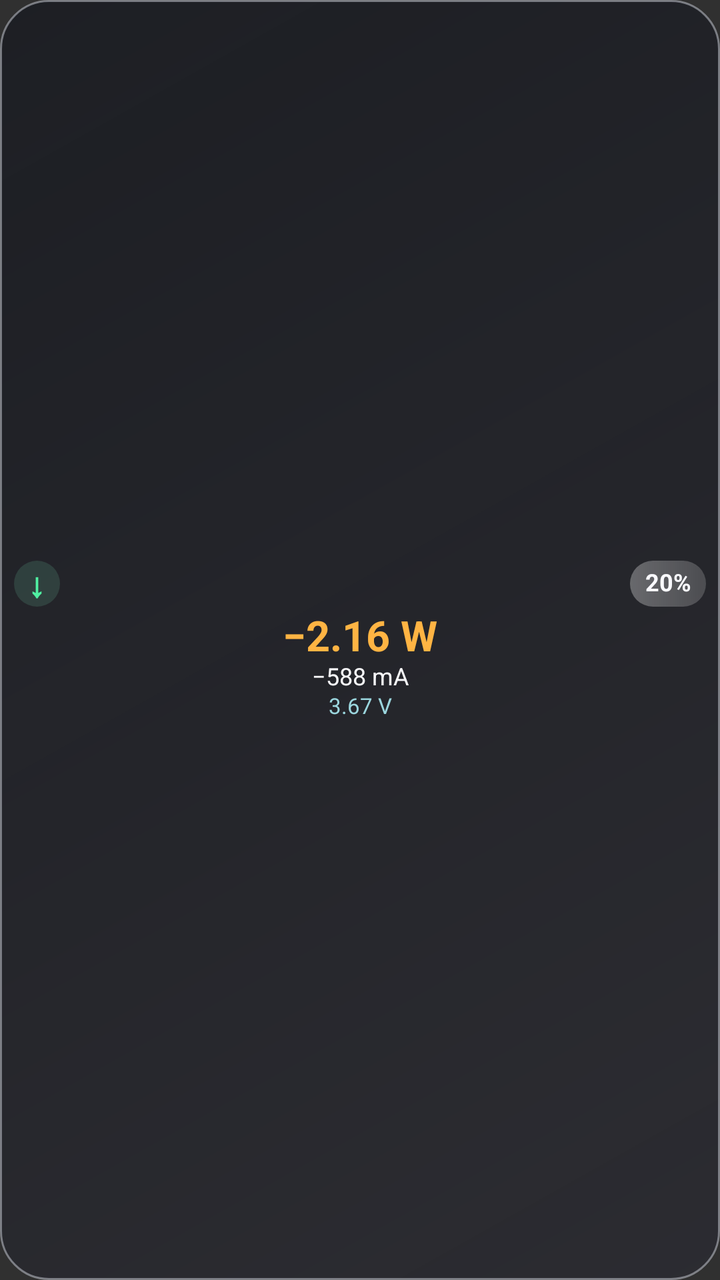
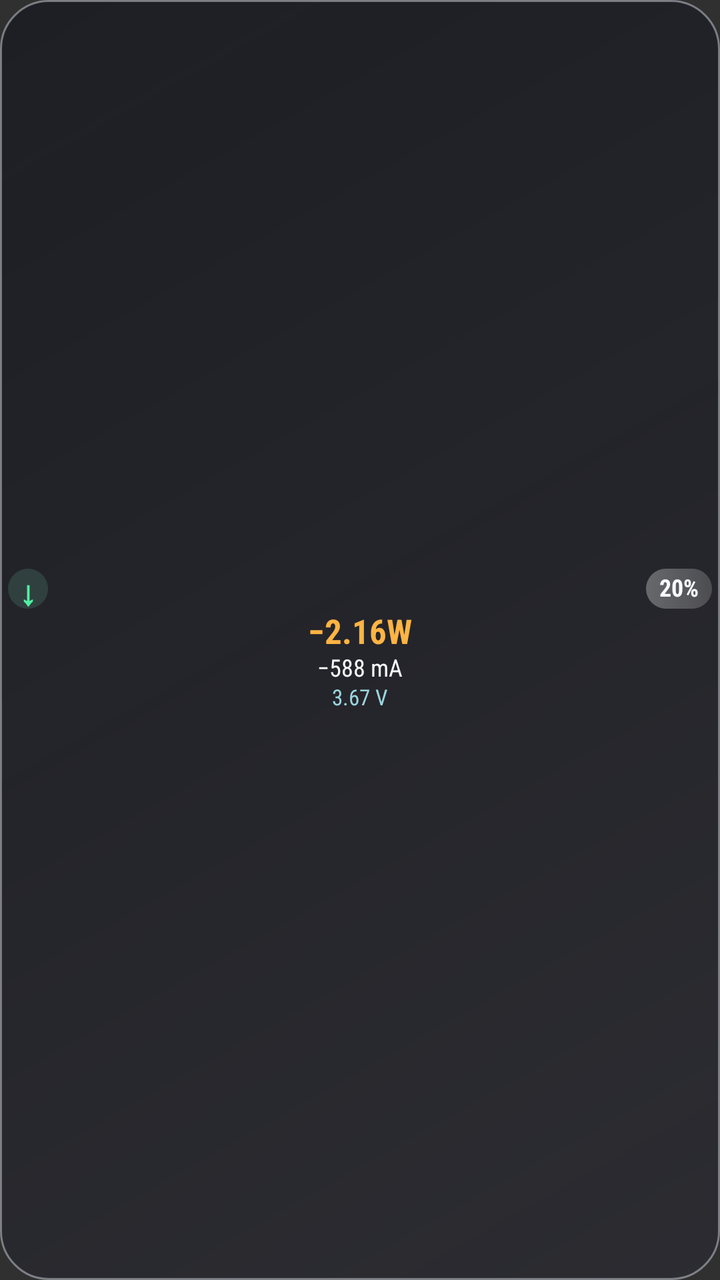

Two renders of the same Android screen: before a commit and after it. Below are the layout's source before the change and the commit's diff.
<!-- AndroidManifest.xml: application theme android:Theme.Material.NoActionBar -->
<!-- res/layout/widget_dark.xml -->
<?xml version="1.0" encoding="utf-8"?>
<LinearLayout xmlns:android="http://schemas.android.com/apk/res/android"
    android:id="@+id/widget_root"
    android:layout_width="match_parent"
    android:layout_height="match_parent"
    android:orientation="vertical"
    android:gravity="center"
    android:background="@drawable/widget_bg_dark"
    android:paddingStart="7dp"
    android:paddingEnd="7dp"
    android:paddingTop="6dp"
    android:paddingBottom="6dp">

    
    <LinearLayout
        android:layout_width="match_parent"
        android:layout_height="wrap_content"
        android:orientation="horizontal"
        android:gravity="center_vertical"
        android:paddingBottom="3dp">

        <TextView
            android:id="@+id/widget_status"
            android:layout_width="23dp"
            android:layout_height="23dp"
            android:background="@drawable/widget_status_circle"
            android:gravity="center"
            android:text="↓"
            android:textSize="17sp"
            android:textStyle="bold"
            android:textColor="#50F0A2"
            android:includeFontPadding="false"/>

        <TextView
            android:layout_width="0dp"
            android:layout_weight="1"
            android:layout_height="1dp"/>

        <TextView
            android:id="@+id/widget_level"
            android:layout_width="wrap_content"
            android:layout_height="23dp"
            android:minWidth="38dp"
            android:gravity="center"
            android:background="@drawable/widget_chip_dark"
            android:paddingStart="6dp"
            android:paddingEnd="6dp"
            android:text="20%"
            android:textColor="#FAFAFF"
            android:fontFamily="sans"
            android:textStyle="bold"
            android:textSize="12sp"
            android:includeFontPadding="false"/>
    </LinearLayout>

    
    <TextView
        android:id="@+id/widget_value"
        android:layout_width="match_parent"
        android:layout_height="wrap_content"
        android:minHeight="24dp"
        android:gravity="center"
        android:text="−2.16 W"
        android:textColor="#FFB443"
        android:fontFamily="sans"
        android:textStyle="bold"
        android:textSize="21sp"
        android:includeFontPadding="false"
        android:singleLine="true"
        android:ellipsize="end"
        android:autoSizeTextType="uniform"
        android:autoSizeMinTextSize="11sp"
        android:autoSizeMaxTextSize="21sp"
        android:autoSizeStepGranularity="1sp"/>

    <TextView
        android:id="@+id/widget_sub"
        android:layout_width="match_parent"
        android:layout_height="wrap_content"
        android:gravity="center"
        android:layout_marginTop="1dp"
        android:text="−588 mA"
        android:textColor="#F7F7F9"
        android:fontFamily="sans"
        android:textSize="12sp"
        android:includeFontPadding="false"
        android:singleLine="true"
        android:ellipsize="end"
        android:autoSizeTextType="uniform"
        android:autoSizeMinTextSize="9sp"
        android:autoSizeMaxTextSize="12sp"
        android:autoSizeStepGranularity="1sp"/>

    <TextView
        android:id="@+id/widget_voltage"
        android:layout_width="match_parent"
        android:layout_height="wrap_content"
        android:gravity="center"
        android:layout_marginTop="1dp"
        android:text="3.67 V"
        android:textColor="#9BD6DE"
        android:fontFamily="sans"
        android:textSize="11sp"
        android:includeFontPadding="false"
        android:singleLine="true"
        android:ellipsize="end"/>
</LinearLayout>
<!-- resources referenced by this layout -->
<resources>
  <!-- drawable widget_bg_dark (drawable) -->
  <?xml version="1.0" encoding="utf-8"?>
  <shape xmlns:android="http://schemas.android.com/apk/res/android" android:shape="rectangle">
      
      <gradient android:startColor="#E62B2B31" android:endColor="#D8191B21" android:angle="135" />
      <stroke android:width="1dp" android:color="#72E0E5F0" />
      <corners android:radius="24dp" />
  </shape>
  <!-- drawable widget_chip_dark (drawable) -->
  <?xml version="1.0" encoding="utf-8"?>
  <shape xmlns:android="http://schemas.android.com/apk/res/android" android:shape="rectangle">
      <gradient android:startColor="#4EFFFFFF" android:endColor="#2DFFFFFF" android:angle="0" />
      <corners android:radius="24dp" />
  </shape>
  <!-- drawable widget_status_circle (drawable) -->
  <?xml version="1.0" encoding="utf-8"?>
  <shape xmlns:android="http://schemas.android.com/apk/res/android" android:shape="oval">
      <solid android:color="#59487565" />
  </shape>
</resources>

<!-- the commit's change to res/layout/widget_dark.xml (unified diff, before → after) -->
@@ -6,10 +6,10 @@
     android:orientation="vertical"
     android:gravity="center"
     android:background="@drawable/widget_bg_dark"
-    android:paddingStart="7dp"
-    android:paddingEnd="7dp"
-    android:paddingTop="6dp"
-    android:paddingBottom="6dp">
+    android:paddingStart="4dp"
+    android:paddingEnd="4dp"
+    android:paddingTop="4dp"
+    android:paddingBottom="4dp">
 
     
     <LinearLayout
@@ -17,12 +17,12 @@
         android:layout_height="wrap_content"
         android:orientation="horizontal"
         android:gravity="center_vertical"
-        android:paddingBottom="3dp">
+        android:paddingBottom="2dp">
 
         <TextView
             android:id="@+id/widget_status"
-            android:layout_width="23dp"
-            android:layout_height="23dp"
+            android:layout_width="20dp"
+            android:layout_height="20dp"
             android:background="@drawable/widget_status_circle"
             android:gravity="center"
             android:text="↓"
@@ -39,15 +39,15 @@
         <TextView
             android:id="@+id/widget_level"
             android:layout_width="wrap_content"
-            android:layout_height="23dp"
-            android:minWidth="38dp"
+            android:layout_height="20dp"
+            android:minWidth="33dp"
             android:gravity="center"
             android:background="@drawable/widget_chip_dark"
-            android:paddingStart="6dp"
-            android:paddingEnd="6dp"
+            android:paddingStart="4dp"
+            android:paddingEnd="4dp"
             android:text="20%"
             android:textColor="#FAFAFF"
-            android:fontFamily="sans"
+            android:fontFamily="sans-serif-condensed"
             android:textStyle="bold"
             android:textSize="12sp"
             android:includeFontPadding="false"/>
@@ -58,19 +58,19 @@
         android:id="@+id/widget_value"
         android:layout_width="match_parent"
         android:layout_height="wrap_content"
-        android:minHeight="24dp"
+        android:minHeight="20dp"
         android:gravity="center"
-        android:text="−2.16 W"
+        android:text="−2.16W"
         android:textColor="#FFB443"
-        android:fontFamily="sans"
+        android:fontFamily="sans-serif-condensed"
         android:textStyle="bold"
-        android:textSize="21sp"
+        android:textSize="17sp"
         android:includeFontPadding="false"
         android:singleLine="true"
         android:ellipsize="end"
         android:autoSizeTextType="uniform"
-        android:autoSizeMinTextSize="11sp"
-        android:autoSizeMaxTextSize="21sp"
+        android:autoSizeMinTextSize="9sp"
+        android:autoSizeMaxTextSize="17sp"
         android:autoSizeStepGranularity="1sp"/>
 
     <TextView
@@ -81,7 +81,7 @@
         android:layout_marginTop="1dp"
         android:text="−588 mA"
         android:textColor="#F7F7F9"
-        android:fontFamily="sans"
+        android:fontFamily="sans-serif-condensed"
         android:textSize="12sp"
         android:includeFontPadding="false"
         android:singleLine="true"
@@ -99,7 +99,7 @@
         android:layout_marginTop="1dp"
         android:text="3.67 V"
         android:textColor="#9BD6DE"
-        android:fontFamily="sans"
+        android:fontFamily="sans-serif-condensed"
         android:textSize="11sp"
         android:includeFontPadding="false"
         android:singleLine="true"
